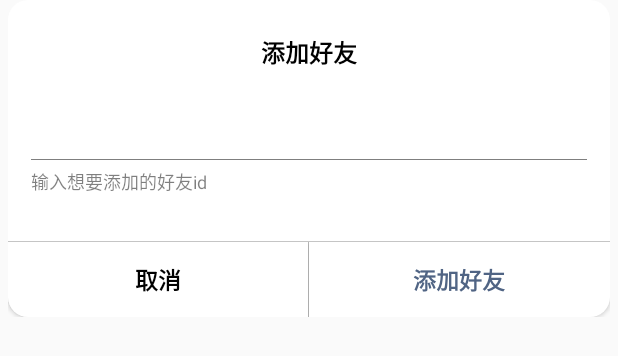
After one commit to Rlxzmdd/NUIT-Android, an Android app: the layout dialog_edit.xml on its own in the app's theme, with its tools: preview values and no code run, on a phone screen of 412 x 824 dp. The commit adds this screen. Shown: the top 356 px of the screen. Run offline under Robolectric (Android 15) with nearby library versions, the phone set to English and light mode, and no system bars.

Commit message:
新增添加好友功能，修改数据库初始化的时间数据

```diff
--- a/app/src/main/java/com/example/imitatewechat/util/PreferencesUtil.java
+++ b/app/src/main/java/com/example/imitatewechat/util/PreferencesUtil.java
@@ -187,6 +187,7 @@ public class PreferencesUtil {
     public void setUser(User user) {
         saveParam("user", user.getUid());
     }
+
     public int getUserID() {
 //            user = JSON.parseObject((String) getParam("user", ""), User.class);
         return (int) getParam("user", 0);
--- /dev/null
+++ b/app/src/main/res/drawable/btn_top_back.xml
@@ -0,0 +1,6 @@
+<?xml version="1.0" encoding="utf-8"?>
+<selector xmlns:android="http://schemas.android.com/apk/res/android">
+    <item android:state_pressed="true" android:drawable="@mipmap/icon_top_back_press" />
+    <item android:state_selected="true" android:drawable="@mipmap/icon_top_back_press" />
+    <item android:drawable="@mipmap/icon_top_back_default" />
+</selector>
--- /dev/null
+++ b/app/src/main/res/layout/dialog_edit.xml
@@ -0,0 +1,107 @@
+<?xml version="1.0" encoding="utf-8"?>
+<LinearLayout xmlns:android="http://schemas.android.com/apk/res/android"
+    android:layout_width="match_parent"
+    android:layout_height="wrap_content"
+    android:layout_marginLeft="5dp"
+    android:layout_marginRight="5dp"
+    android:background="@drawable/dialog_confirm"
+    android:orientation="vertical">
+
+    <LinearLayout
+        android:layout_width="fill_parent"
+        android:layout_height="fill_parent"
+        android:background="@android:color/transparent"
+        android:orientation="vertical">
+
+        <TextView
+            android:id="@+id/tv_title"
+            android:layout_width="fill_parent"
+            android:layout_height="30dp"
+            android:layout_marginLeft="15dp"
+            android:layout_marginTop="15dp"
+            android:layout_marginRight="15dp"
+            android:gravity="center"
+            android:text="添加好友"
+            android:textColor="@android:color/black"
+            android:textSize="16sp"
+            android:textStyle="bold"
+            android:visibility="visible" />
+
+        <EditText
+            android:id="@+id/et_content"
+            android:layout_width="match_parent"
+            android:layout_height="36dp"
+            android:layout_marginLeft="15dp"
+            android:layout_marginTop="20dp"
+            android:layout_marginRight="15dp"
+            android:background="@null"
+            android:paddingLeft="1dp"
+            android:singleLine="true"
+            android:textColor="#353535"
+            android:textSize="16sp" />
+
+        <View
+            android:layout_width="match_parent"
+            android:layout_height="0.1dp"
+            android:layout_alignParentBottom="true"
+            android:layout_marginLeft="15dp"
+            android:layout_marginRight="15dp"
+            android:background="@color/setting_content" />
+
+        <TextView
+            android:id="@+id/tv_tips"
+            android:layout_width="fill_parent"
+            android:layout_height="wrap_content"
+            android:layout_marginLeft="15dp"
+            android:layout_marginTop="5dp"
+            android:layout_marginRight="15dp"
+            android:layout_marginBottom="15dp"
+            android:text="输入想要添加的好友id"
+            android:textColor="@color/setting_content"
+            android:textSize="12sp" />
+
+        <View
+            android:layout_width="match_parent"
+            android:layout_height="1px"
+            android:layout_marginTop="15dip"
+            android:background="#c5c5c5" />
+
+        <LinearLayout
+            android:layout_width="fill_parent"
+            android:layout_height="50dip"
+            android:background="@android:color/transparent"
+            android:gravity="center_horizontal"
+            android:orientation="horizontal">
+
+            <!-- 取消按钮 -->
+            <Button
+                android:id="@+id/btn_cancel"
+                android:layout_width="wrap_content"
+                android:layout_height="match_parent"
+                android:layout_weight="1"
+                android:background="@drawable/bg_round_corner_left_bottom"
+                android:text="取消"
+                android:textColor="#000000"
+                android:textSize="@dimen/common_item_text_size"
+                android:textStyle="bold" />
+
+            <!-- 确认按钮 -->
+            <View
+                android:layout_width="1px"
+                android:layout_height="match_parent"
+                android:layout_gravity="center_horizontal"
+                android:background="#c5c5c5" />
+
+            <Button
+                android:id="@+id/btn_ok"
+                android:layout_width="wrap_content"
+                android:layout_height="match_parent"
+                android:layout_weight="1"
+                android:background="@drawable/bg_round_corner_right_bottom"
+                android:text="添加好友"
+                android:textColor="@color/navy_blue"
+                android:textSize="@dimen/common_item_text_size"
+                android:textStyle="bold" />
+        </LinearLayout>
+    </LinearLayout>
+</LinearLayout>
--- a/app/src/main/res/values/colors.xml
+++ b/app/src/main/res/values/colors.xml
@@ -37,4 +37,5 @@
     <color name="divider_list">#cccccc</color>
     <color name="color_light_grey">#f0f0f0</color>
     <color name="error_item_color">#F6EBE6</color>
+    <color name="setting_content">#80000000</color>
 </resources>
--- a/app/src/main/res/values/strings.xml
+++ b/app/src/main/res/values/strings.xml
@@ -16,6 +16,8 @@
     <string name="set_chat_to_top">置顶聊天</string>
     <string name="block_chat_msg">免打扰</string>
     <string name="clear_chat_msg">清空聊天记录</string>
+    <string name="add_contacts">添加好友</string>
+    <string name="wechat_id_or_mobile">输入微信号</string>
 
     <string name="connect_to_server_error">不能连接到服务器</string>
 </resources>
```
Also changed, not shown: app/src/main/java/com/example/imitatewechat/activity/MainActivity.java (+2 -9 lines), app/src/main/java/com/example/imitatewechat/db/SQLiteDao.java (+29 -1 lines), app/src/main/java/com/example/imitatewechat/db/SQLiteHelper.java (+26 -26 lines), app/src/main/java/com/example/imitatewechat/fragment/ChatsFragment.java (+37 -3 lines), app/src/main/java/com/example/imitatewechat/fragment/ContactsFragment.java (+29 -47 lines), app/src/main/java/com/example/imitatewechat/widget/EditDialog.java (added, +170 -0 lines), app/src/main/res/layout/fragment_contacts.xml (+8 -8 lines), app/src/main/res/layout/fragment_conversation.xml (+8 -8 lines), app/src/main/res/layout/item_contacts_header.xml (+38 -38 lines), app/src/main/res/mipmap-hdpi/icon_top_back_default.png (added), app/src/main/res/mipmap-hdpi/icon_top_back_press.png (added).
